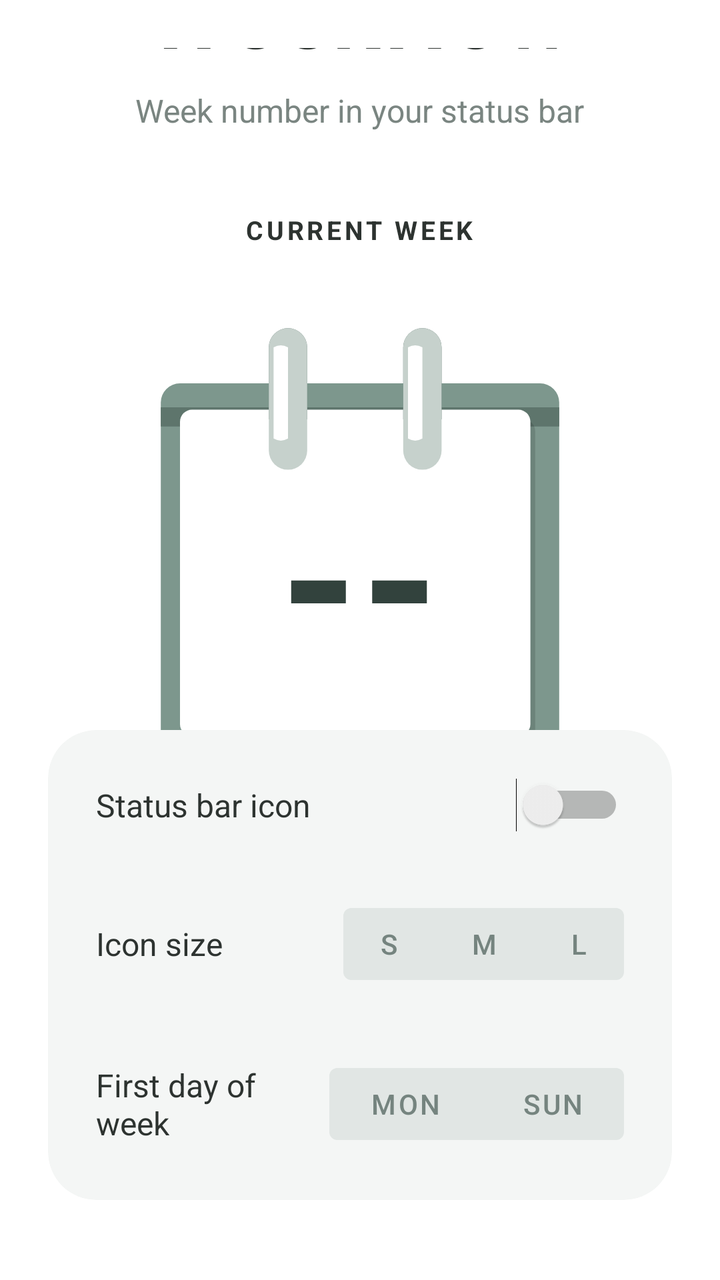
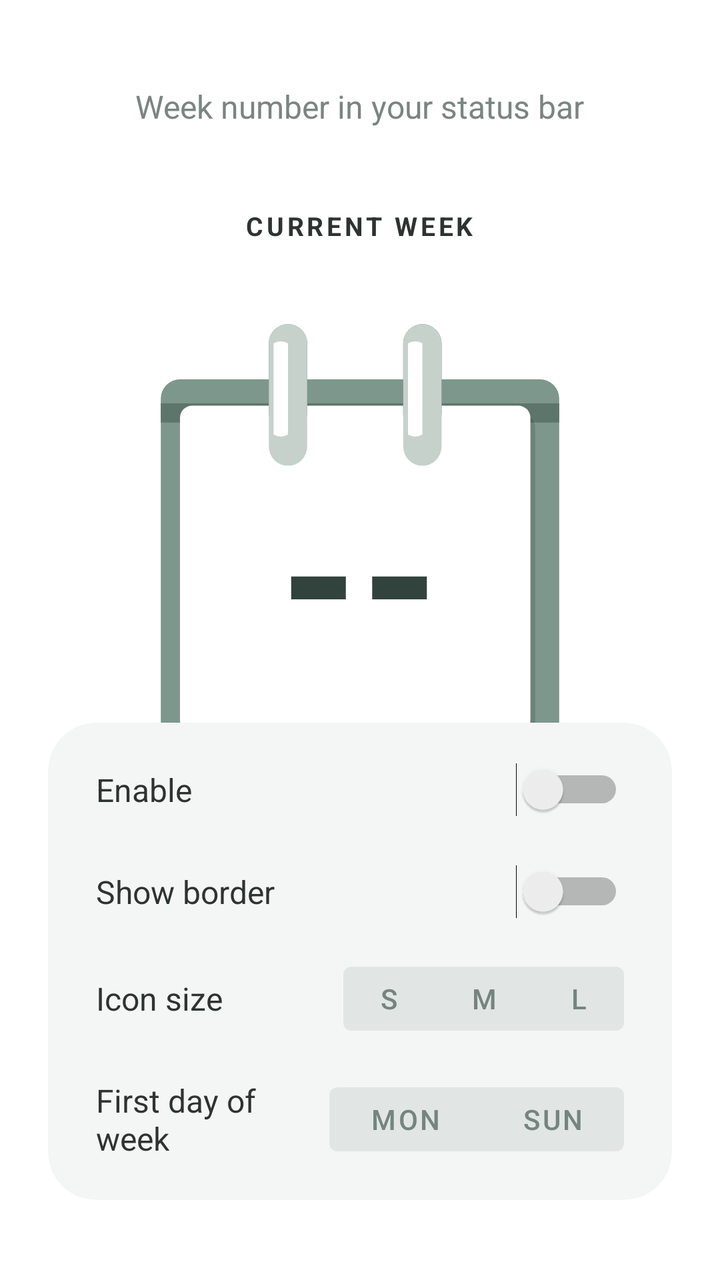

An Android layout rendered at two revisions. The XML below is the earlier revision; the diff shows what the commit changed to produce the second picture.
<!-- AndroidManifest.xml: application theme Theme.WeekNow -->
<!-- res/layout/activity_main.xml -->
<?xml version="1.0" encoding="utf-8"?>
<LinearLayout
    xmlns:android="http://schemas.android.com/apk/res/android"
    xmlns:app="http://schemas.android.com/apk/res-auto"
    android:layout_width="match_parent"
    android:layout_height="match_parent"
    android:orientation="vertical"
    android:background="@color/background"
    android:padding="24dp">

    
    <LinearLayout
        android:layout_width="match_parent"
        android:layout_height="0dp"
        android:layout_weight="1"
        android:orientation="vertical"
        android:gravity="center">

        <TextView
            android:layout_width="wrap_content"
            android:layout_height="wrap_content"
            android:text="@string/app_name"
            android:textSize="44sp"
            android:textStyle="bold"
            android:textColor="@color/text_primary"
            android:letterSpacing="0.05"
            android:layout_marginBottom="8dp" />

        <TextView
            android:layout_width="wrap_content"
            android:layout_height="wrap_content"
            android:text="@string/subtitle"
            android:textSize="16sp"
            android:textColor="@color/text_secondary"
            android:layout_marginBottom="40dp" />

        <TextView
            android:id="@+id/labelCurrentWeek"
            android:layout_width="wrap_content"
            android:layout_height="wrap_content"
            android:text="@string/label_current_week"
            android:textSize="13sp"
            android:textStyle="bold"
            android:textAllCaps="true"
            android:letterSpacing="0.12"
            android:textColor="@color/text_primary"
            android:layout_marginBottom="16dp" />

        <FrameLayout
            android:layout_width="240dp"
            android:layout_height="240dp"
            android:layout_marginTop="16dp"
            android:layout_marginBottom="16dp">

            <ImageView
                android:layout_width="match_parent"
                android:layout_height="match_parent"
                android:src="@drawable/calendar_bg" />

            
            <TextView
                android:id="@+id/textWeekNumber"
                android:layout_width="wrap_content"
                android:layout_height="wrap_content"
                android:layout_gravity="center"
                android:layout_marginTop="12dp"
                android:fontFamily="sans-serif-medium"
                android:textStyle="bold"
                android:text="--"
                android:textColor="#32423D"
                android:textSize="96sp" />
        </FrameLayout>

    </LinearLayout>

    

    
    <androidx.cardview.widget.CardView
        android:layout_width="match_parent"
        android:layout_height="wrap_content"
        app:cardCornerRadius="24dp"
        app:cardBackgroundColor="@color/surface"
        app:cardElevation="0dp"
        android:layout_marginBottom="16dp">

        <LinearLayout
            android:layout_width="match_parent"
            android:layout_height="wrap_content"
            android:orientation="vertical"
            android:paddingTop="8dp"
            android:paddingBottom="8dp">

            
            <LinearLayout
                android:layout_width="match_parent"
                android:layout_height="wrap_content"
                android:orientation="horizontal"
                android:gravity="center_vertical"
                android:paddingStart="24dp"
                android:paddingEnd="24dp"
                android:paddingTop="16dp"
                android:paddingBottom="16dp">

                <TextView
                    android:layout_width="0dp"
                    android:layout_height="wrap_content"
                    android:layout_weight="1"
                    android:text="@string/toggle_label"
                    android:textSize="16sp"
                    android:textColor="@color/text_primary" />

                <Switch
                    android:id="@+id/switchEnable"
                    android:layout_width="wrap_content"
                    android:layout_height="wrap_content" />
            </LinearLayout>

            
            <LinearLayout
                android:layout_width="match_parent"
                android:layout_height="wrap_content"
                android:orientation="horizontal"
                android:gravity="center_vertical"
                android:paddingStart="24dp"
                android:paddingEnd="24dp"
                android:paddingTop="16dp"
                android:paddingBottom="16dp">

                <TextView
                    android:layout_width="0dp"
                    android:layout_height="wrap_content"
                    android:layout_weight="1"
                    android:text="@string/icon_size_label"
                    android:textSize="16sp"
                    android:textColor="@color/text_primary" />

                <com.google.android.material.button.MaterialButtonToggleGroup
                    android:id="@+id/toggleIconSize"
                    android:layout_width="wrap_content"
                    android:layout_height="wrap_content"
                    app:singleSelection="true"
                    app:selectionRequired="true">

                    <com.google.android.material.button.MaterialButton
                        android:id="@+id/btnSizeSmall"
                        style="@style/Widget.MaterialComponents.Button.OutlinedButton"
                        android:layout_width="wrap_content"
                        android:layout_height="wrap_content"
                        android:minWidth="0dp"
                        app:minWidth="0dp"
                        app:strokeWidth="0dp"
                        app:backgroundTint="@color/toggle_btn_bg_accent"
                        android:textColor="@color/toggle_btn_text"
                        android:text="@string/size_s"
                        android:textSize="14sp"
                        android:paddingStart="18dp"
                        android:paddingEnd="18dp" />

                    <com.google.android.material.button.MaterialButton
                        android:id="@+id/btnSizeMedium"
                        style="@style/Widget.MaterialComponents.Button.OutlinedButton"
                        android:layout_width="wrap_content"
                        android:layout_height="wrap_content"
                        android:minWidth="0dp"
                        app:minWidth="0dp"
                        app:strokeWidth="0dp"
                        app:backgroundTint="@color/toggle_btn_bg_accent"
                        android:textColor="@color/toggle_btn_text"
                        android:text="@string/size_m"
                        android:textSize="14sp"
                        android:paddingStart="18dp"
                        android:paddingEnd="18dp" />

                    <com.google.android.material.button.MaterialButton
                        android:id="@+id/btnSizeLarge"
                        style="@style/Widget.MaterialComponents.Button.OutlinedButton"
                        android:layout_width="wrap_content"
                        android:layout_height="wrap_content"
                        android:minWidth="0dp"
                        app:minWidth="0dp"
                        app:strokeWidth="0dp"
                        app:backgroundTint="@color/toggle_btn_bg_accent"
                        android:textColor="@color/toggle_btn_text"
                        android:text="@string/size_l"
                        android:textSize="14sp"
                        android:paddingStart="18dp"
                        android:paddingEnd="18dp" />

                </com.google.android.material.button.MaterialButtonToggleGroup>
            </LinearLayout>

            
            <LinearLayout
                android:layout_width="match_parent"
                android:layout_height="wrap_content"
                android:orientation="horizontal"
                android:gravity="center_vertical"
                android:paddingStart="24dp"
                android:paddingEnd="24dp"
                android:paddingTop="16dp"
                android:paddingBottom="16dp">

                <TextView
                    android:layout_width="0dp"
                    android:layout_height="wrap_content"
                    android:layout_weight="1"
                    android:text="@string/first_day_label"
                    android:textSize="16sp"
                    android:textColor="@color/text_primary" />

                <com.google.android.material.button.MaterialButtonToggleGroup
                    android:id="@+id/toggleFirstDay"
                    android:layout_width="wrap_content"
                    android:layout_height="wrap_content"
                    app:singleSelection="true"
                    app:selectionRequired="true">

                    <com.google.android.material.button.MaterialButton
                        android:id="@+id/btnMonday"
                        style="@style/Widget.MaterialComponents.Button.OutlinedButton"
                        android:layout_width="wrap_content"
                        android:layout_height="wrap_content"
                        android:minWidth="0dp"
                        app:minWidth="0dp"
                        app:strokeWidth="0dp"
                        app:backgroundTint="@color/toggle_btn_bg_accent"
                        android:textColor="@color/toggle_btn_text"
                        android:text="@string/monday"
                        android:textSize="14sp"
                        android:paddingStart="20dp"
                        android:paddingEnd="20dp" />

                    <com.google.android.material.button.MaterialButton
                        android:id="@+id/btnSunday"
                        style="@style/Widget.MaterialComponents.Button.OutlinedButton"
                        android:layout_width="wrap_content"
                        android:layout_height="wrap_content"
                        android:minWidth="0dp"
                        app:minWidth="0dp"
                        app:strokeWidth="0dp"
                        app:backgroundTint="@color/toggle_btn_bg_accent"
                        android:textColor="@color/toggle_btn_text"
                        android:text="@string/sunday"
                        android:textSize="14sp"
                        android:paddingStart="20dp"
                        android:paddingEnd="20dp" />

                </com.google.android.material.button.MaterialButtonToggleGroup>
            </LinearLayout>
        </LinearLayout>
    </androidx.cardview.widget.CardView>

</LinearLayout>
<!-- resources referenced by this layout -->
<resources>
  <color name="background">#FFFFFF</color>
  <color name="surface">#F4F6F5</color>
  <color name="text_primary">#2D3330</color>
  <color name="text_secondary">#7A8581</color>
  <!-- drawable calendar_bg (drawable) -->
  <vector xmlns:android="http://schemas.android.com/apk/res/android"
      android:width="240dp"
      android:height="240dp"
      android:viewportWidth="200"
      android:viewportHeight="200">
  
      
      <path 
          android:fillColor="#15000000" 
          android:pathData="M 25,185 h150 a10,10 0 0,1 0,10 h-150 a10,10 0 0,1 0,-10 Z" />
  
      
      <path 
          android:fillColor="#7D978D" 
          android:pathData="M 25,30 h150 a8,8 0 0,1 8,8 v142 a8,8 0 0,1 -8,8 h-150 a8,8 0 0,1 -8,-8 v-142 a8,8 0 0,1 8,-8 Z" />
  
      
      <path 
          android:fillColor="#5E756C" 
          android:pathData="M 17,40 h166 v8 h-166 Z" />
  
      
      <path 
          android:fillColor="#22000000" 
          android:pathData="M 32,45 h136 a5,5 0 0,1 5,5 v126 a5,5 0 0,1 -5,5 h-136 a5,5 0 0,1 -5,-5 v-126 a5,5 0 0,1 5,-5 Z" />
  
      
      <path 
          android:fillColor="#FFFFFF" 
          android:pathData="M 30,41 h136 a5,5 0 0,1 5,5 v126 a5,5 0 0,1 -5,5 h-136 a5,5 0 0,1 -5,-5 v-126 a5,5 0 0,1 5,-5 Z" />
  
      
      <path 
          android:fillColor="#556E66" 
          android:pathData="M 62,15 a8,8 0 0,1 16,0 v30 h-16 Z" />
      <path 
          android:fillColor="#556E66" 
          android:pathData="M 118,15 a8,8 0 0,1 16,0 v30 h-16 Z" />
  
      
      <path 
          android:fillColor="#32463F" 
          android:pathData="M 64,54 a 6,6 0 1,0 12,0 a 6,6 0 1,0 -12,0" />
      <path 
          android:fillColor="#32463F" 
          android:pathData="M 120,54 a 6,6 0 1,0 12,0 a 6,6 0 1,0 -12,0" />
  
      
      <path 
          android:fillColor="#C6D1CC" 
          android:pathData="M 62,15 a8,8 0 0,1 16,0 v43 a8,8 0 0,1 -16,0 Z" />
      <path 
          android:fillColor="#C6D1CC" 
          android:pathData="M 118,15 a8,8 0 0,1 16,0 v43 a8,8 0 0,1 -16,0 Z" />
  
      
      <path 
          android:fillColor="#FFFFFF" 
          android:pathData="M 64,15 a6,6 0 0,1 6,0 v38 a6,6 0 0,1 -6,0 Z" />
      <path 
          android:fillColor="#FFFFFF" 
          android:pathData="M 120,15 a6,6 0 0,1 6,0 v38 a6,6 0 0,1 -6,0 Z" />
  
  </vector>
  <string name="app_name">WeekNow</string>
  <string name="first_day_label">First day of week</string>
  <string name="icon_size_label">Icon size</string>
  <string name="label_current_week">Current week</string>
  <string name="monday">Mon</string>
  <string name="size_l">L</string>
  <string name="size_m">M</string>
  <string name="size_s">S</string>
  <string name="subtitle">Week number in your status bar</string>
  <string name="sunday">Sun</string>
  <string name="toggle_label">Status bar icon</string>
  <style name="Theme.WeekNow" parent="Theme.MaterialComponents.DayNight.NoActionBar">
          <item name="colorPrimary">@color/accent</item>
          <item name="colorPrimaryVariant">@color/surface</item>
          <item name="colorOnPrimary">@color/white</item>
          <item name="colorSecondary">@color/accent</item>
          <item name="colorOnSecondary">@color/white</item>
          <item name="android:colorBackground">@color/background</item>
          <item name="colorSurface">@color/surface</item>
          <item name="colorOnSurface">@color/text_primary</item>
          <item name="android:windowBackground">@color/background</item>
          <item name="android:statusBarColor">@color/background</item>
          <item name="android:navigationBarColor">@color/background</item>
      </style>
  <color name="accent">#54868A</color>
  <color name="white">#FFFFFFFF</color>
</resources>

<!-- the commit's change to res/layout/activity_main.xml (unified diff, before → after) -->
@@ -99,8 +99,8 @@
                 android:gravity="center_vertical"
                 android:paddingStart="24dp"
                 android:paddingEnd="24dp"
-                android:paddingTop="16dp"
-                android:paddingBottom="16dp">
+                android:paddingTop="12dp"
+                android:paddingBottom="12dp">
 
                 <TextView
                     android:layout_width="0dp"
@@ -124,8 +124,33 @@
                 android:gravity="center_vertical"
                 android:paddingStart="24dp"
                 android:paddingEnd="24dp"
-                android:paddingTop="16dp"
-                android:paddingBottom="16dp">
+                android:paddingTop="12dp"
+                android:paddingBottom="12dp">
+
+                <TextView
+                    android:layout_width="0dp"
+                    android:layout_height="wrap_content"
+                    android:layout_weight="1"
+                    android:text="Show border"
+                    android:textSize="16sp"
+                    android:textColor="@color/text_primary" />
+
+                <Switch
+                    android:id="@+id/switchBorder"
+                    android:layout_width="wrap_content"
+                    android:layout_height="wrap_content" />
+            </LinearLayout>
+
+            
+            <LinearLayout
+                android:layout_width="match_parent"
+                android:layout_height="wrap_content"
+                android:orientation="horizontal"
+                android:gravity="center_vertical"
+                android:paddingStart="24dp"
+                android:paddingEnd="24dp"
+                android:paddingTop="12dp"
+                android:paddingBottom="12dp">
 
                 <TextView
                     android:layout_width="0dp"
@@ -146,14 +171,20 @@
                         android:id="@+id/btnSizeSmall"
                         style="@style/Widget.MaterialComponents.Button.OutlinedButton"
                         android:layout_width="wrap_content"
-                        android:layout_height="wrap_content"
-                        android:minWidth="0dp"
-                        app:minWidth="0dp"
+                        android:layout_height="32dp"
+                        android:minWidth="0dp"
+                        app:minWidth="0dp"
+                        android:minHeight="0dp"
+                        app:minHeight="0dp"
+                        android:insetTop="0dp"
+                        android:insetBottom="0dp"
                         app:strokeWidth="0dp"
                         app:backgroundTint="@color/toggle_btn_bg_accent"
                         android:textColor="@color/toggle_btn_text"
                         android:text="@string/size_s"
                         android:textSize="14sp"
+                        android:paddingTop="0dp"
+                        android:paddingBottom="0dp"
                         android:paddingStart="18dp"
                         android:paddingEnd="18dp" />
 
@@ -161,14 +192,20 @@
                         android:id="@+id/btnSizeMedium"
                         style="@style/Widget.MaterialComponents.Button.OutlinedButton"
                         android:layout_width="wrap_content"
-                        android:layout_height="wrap_content"
-                        android:minWidth="0dp"
-                        app:minWidth="0dp"
+                        android:layout_height="32dp"
+                        android:minWidth="0dp"
+                        app:minWidth="0dp"
+                        android:minHeight="0dp"
+                        app:minHeight="0dp"
+                        android:insetTop="0dp"
+                        android:insetBottom="0dp"
                         app:strokeWidth="0dp"
                         app:backgroundTint="@color/toggle_btn_bg_accent"
                         android:textColor="@color/toggle_btn_text"
                         android:text="@string/size_m"
                         android:textSize="14sp"
+                        android:paddingTop="0dp"
+                        android:paddingBottom="0dp"
                         android:paddingStart="18dp"
                         android:paddingEnd="18dp" />
 
@@ -176,14 +213,20 @@
                         android:id="@+id/btnSizeLarge"
                         style="@style/Widget.MaterialComponents.Button.OutlinedButton"
                         android:layout_width="wrap_content"
-                        android:layout_height="wrap_content"
-                        android:minWidth="0dp"
-                        app:minWidth="0dp"
+                        android:layout_height="32dp"
+                        android:minWidth="0dp"
+                        app:minWidth="0dp"
+                        android:minHeight="0dp"
+                        app:minHeight="0dp"
+                        android:insetTop="0dp"
+                        android:insetBottom="0dp"
                         app:strokeWidth="0dp"
                         app:backgroundTint="@color/toggle_btn_bg_accent"
                         android:textColor="@color/toggle_btn_text"
                         android:text="@string/size_l"
                         android:textSize="14sp"
+                        android:paddingTop="0dp"
+                        android:paddingBottom="0dp"
                         android:paddingStart="18dp"
                         android:paddingEnd="18dp" />
 
@@ -198,8 +241,8 @@
                 android:gravity="center_vertical"
                 android:paddingStart="24dp"
                 android:paddingEnd="24dp"
-                android:paddingTop="16dp"
-                android:paddingBottom="16dp">
+                android:paddingTop="12dp"
+                android:paddingBottom="12dp">
 
                 <TextView
                     android:layout_width="0dp"
@@ -220,14 +263,20 @@
                         android:id="@+id/btnMonday"
                         style="@style/Widget.MaterialComponents.Button.OutlinedButton"
                         android:layout_width="wrap_content"
-                        android:layout_height="wrap_content"
-                        android:minWidth="0dp"
-                        app:minWidth="0dp"
+                        android:layout_height="32dp"
+                        android:minWidth="0dp"
+                        app:minWidth="0dp"
+                        android:minHeight="0dp"
+                        app:minHeight="0dp"
+                        android:insetTop="0dp"
+                        android:insetBottom="0dp"
                         app:strokeWidth="0dp"
                         app:backgroundTint="@color/toggle_btn_bg_accent"
                         android:textColor="@color/toggle_btn_text"
                         android:text="@string/monday"
                         android:textSize="14sp"
+                        android:paddingTop="0dp"
+                        android:paddingBottom="0dp"
                         android:paddingStart="20dp"
                         android:paddingEnd="20dp" />
 
@@ -235,14 +284,20 @@
                         android:id="@+id/btnSunday"
                         style="@style/Widget.MaterialComponents.Button.OutlinedButton"
                         android:layout_width="wrap_content"
-                        android:layout_height="wrap_content"
-                        android:minWidth="0dp"
-                        app:minWidth="0dp"
+                        android:layout_height="32dp"
+                        android:minWidth="0dp"
+                        app:minWidth="0dp"
+                        android:minHeight="0dp"
+                        app:minHeight="0dp"
+                        android:insetTop="0dp"
+                        android:insetBottom="0dp"
                         app:strokeWidth="0dp"
                         app:backgroundTint="@color/toggle_btn_bg_accent"
                         android:textColor="@color/toggle_btn_text"
                         android:text="@string/sunday"
                         android:textSize="14sp"
+                        android:paddingTop="0dp"
+                        android:paddingBottom="0dp"
                         android:paddingStart="20dp"
                         android:paddingEnd="20dp" />
 
<!-- resource entries referenced after the edit -->
@@ -79,7 +79,7 @@
   <string name="size_s">S</string>
   <string name="subtitle">Week number in your status bar</string>
   <string name="sunday">Sun</string>
-  <string name="toggle_label">Status bar icon</string>
+  <string name="toggle_label">Enable</string>
   <style name="Theme.WeekNow" parent="Theme.MaterialComponents.DayNight.NoActionBar">
           <item name="colorPrimary">@color/accent</item>
           <item name="colorPrimaryVariant">@color/surface</item>
